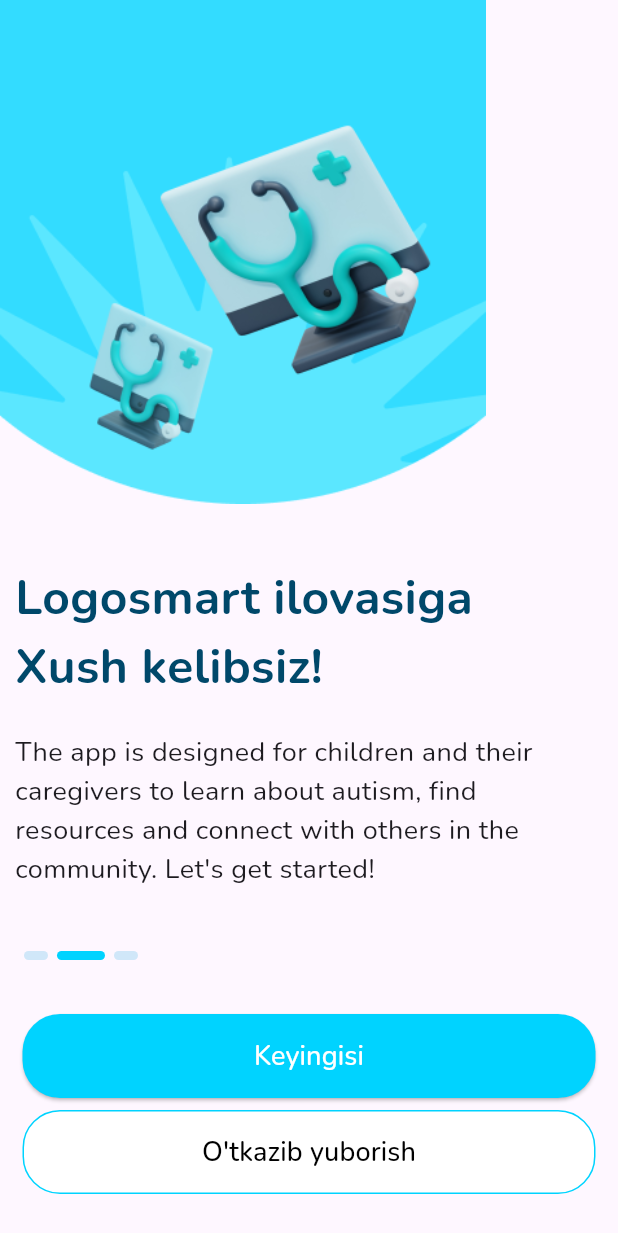
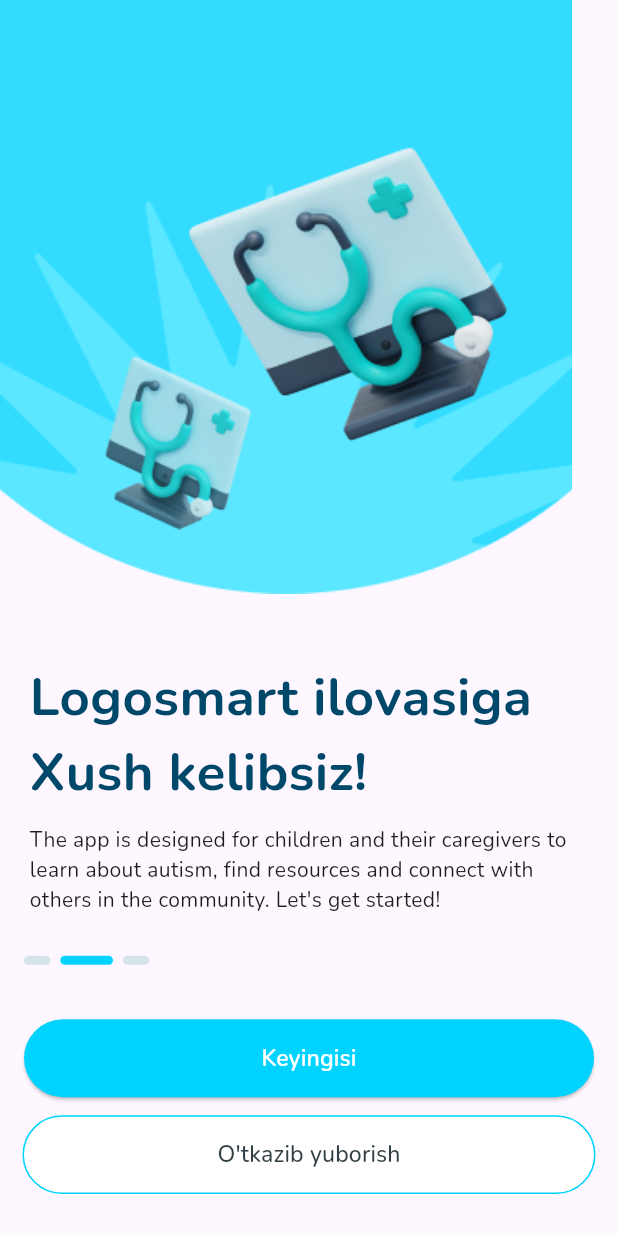
Before and after one commit to lochinbek0505/logosmart, a Flutter app: the OnboardPage screen opened directly, after a tap on "Keyingisi", on a phone screen of 412 x 824 dp. Shown: the top 1233 px of the screen. Run offline on Flutter 3.47's test engine with Material 3 defaults, Android fonts, the phone set to English and light mode, and no system bars; drawn by our look-alikes of smooth_page_indicator; our stand-ins replace animated_custom_dropdown, camera, dio, flutter_screenutil, flutter_secure_storage, fluttertoast and 6 more; missing offline and left inert: noise_meter, shiny_striped_progress_bar, spine_flutter, ultralytics_yolo, wave_linear_progress_indicator; accounts and stored records are empty.

Commit message:
success_page.dart onboard_1_page.dart onboard_2_page.dart onboard_3_page.dart va splash_screen.dart onboard_page.dart shu page lar tayyorlandi

```diff
--- a/lib/AICameraTestPage.dart
+++ b/lib/AICameraTestPage.dart
@@ -16,13 +16,11 @@
   var sq = ["o'ng", "chap", "o'ng", "chap"];
 
   final String _modelPath = 'assets/models/best_int8_ochtp.tflite';
-  final String _labelsPath = 'assets/models/labels.txt';
 
   List<Detection> _detections = [];
   ui.Size _imageSize = ui.Size.zero;
   double _minConfidence = 0.5;
 
-  // ✅ Qo‘shildi: kamera yo‘nalishi va rebuild key
   CameraLensDirection _lensDirection = CameraLensDirection.front;
   Key _cameraKey = UniqueKey();
 
@@ -68,7 +66,6 @@
             useGpu: true,
             intervalMs: 800,
             onDetections: _onDetections,
-
           ),
 
           CustomPaint(
--- a/lib/ui/pages/auth/otp_verification_page.dart
+++ b/lib/ui/pages/auth/otp_verification_page.dart
@@ -5,6 +5,7 @@
 import 'package:google_fonts/google_fonts.dart';
 import 'package:logosmart/ui/pages/auth/providera/auth_provider.dart';
 import 'package:logosmart/ui/pages/auth/reset_password_page.dart';
+import 'package:logosmart/ui/pages/auth/success_page.dart' show SuccessPage;
 import 'package:logosmart/ui/pages/auth/widgets/otp_input_field.dart';
 import 'package:logosmart/ui/pages/main/HomePage.dart';
 import 'package:logosmart/ui/theme/app_colors.dart';
@@ -178,7 +179,7 @@
                                   Navigator.pushAndRemoveUntil(
                                     context,
                                     MaterialPageRoute(
-                                      builder: (builder) => const HomePage(),
+                                      builder: (builder) => const SuccessPage(),
                                     ),
                                     (Route<dynamic> route) => false,
                                   );
@@ -213,7 +214,7 @@
                                   Navigator.pushAndRemoveUntil(
                                     context,
                                     MaterialPageRoute(
-                                      builder: (builder) => const HomePage(),
+                                      builder: (builder) => const SuccessPage(),
                                     ),
                                     (Route<dynamic> route) =>
                                         false, // false qaytsa, barcha eski sahifalar tozalanadi
--- a/lib/ui/pages/start/Onboard1Page.dart
+++ b/lib/ui/pages/start/onboard_1_page.dart
@@ -1,4 +1,6 @@
 import 'package:flutter/material.dart';
+import 'package:flutter_screenutil/flutter_screenutil.dart';
+import 'package:google_fonts/google_fonts.dart';
 import 'package:logosmart/ui/theme/app_colors.dart';
 
 class Onboard1Page extends StatefulWidget {
@@ -16,33 +18,33 @@
         mainAxisAlignment: MainAxisAlignment.start,
         crossAxisAlignment: CrossAxisAlignment.start,
         children: [
-          Expanded(
-            child: Image.asset(
-              "assets/images/onboard1.png",
-              fit: BoxFit.cover,
-              alignment: Alignment.center,
-            ),
+          Image.asset(
+            "assets/images/onboard1.png",
+            fit: BoxFit.cover,
+            height: 390.h,
+            alignment: Alignment.center,
           ),
-          SizedBox(height: 30),
+          SizedBox(height: 33.h),
           Padding(
-            padding: const EdgeInsets.symmetric(horizontal: 10.0, vertical: 10),
+            padding:  EdgeInsets.symmetric(horizontal: 18.0.w, vertical: 10.h),
             child: Text(
               "Logosmart ilovasiga \nXush kelibsiz!",
-              style: TextStyle(
-                fontSize: 32,
+              style: GoogleFonts.nunito(
+                fontSize: 32.sp,
                 fontWeight: FontWeight.bold,
                 color: AppColors.sky_blue_900,
               ),
             ),
           ),
           Padding(
-            padding: const EdgeInsets.symmetric(horizontal: 10.0, vertical: 10),
+            padding:  EdgeInsets.symmetric(horizontal: 18.0.w),
             child: Text(
               "The app is designed for children and their caregivers to learn about autism, find resources and connect with others in the community. Let's get started!",
-              style: TextStyle(fontSize: 18),
+              style: GoogleFonts.nunito(
+                  fontSize: 14.sp),
             ),
           ),
-          SizedBox(height: 20,)
+          SizedBox(height: 34.h,)
         ],
       ),
     );
--- a/lib/ui/pages/start/Onboard2Page.dart
+++ b/lib/ui/pages/start/onboard_2_page.dart
@@ -1,4 +1,6 @@
 import 'package:flutter/material.dart';
+import 'package:flutter_screenutil/flutter_screenutil.dart';
+import 'package:google_fonts/google_fonts.dart';
 import 'package:logosmart/ui/theme/app_colors.dart';
 
 class Onboard2Page extends StatefulWidget {
@@ -16,33 +18,34 @@
         mainAxisAlignment: MainAxisAlignment.start,
         crossAxisAlignment: CrossAxisAlignment.start,
         children: [
-          Expanded(
-            child: Image.asset(
-              "assets/images/onboard2.png",
-              fit: BoxFit.cover,
-              alignment: Alignment.center,
-            ),
+          Image.asset(
+            "assets/images/onboard2.png",
+            fit: BoxFit.cover,
+            height: 390.h,
+
+            alignment: Alignment.center,
           ),
-          SizedBox(height: 30),
+          SizedBox(height: 33.h),
           Padding(
-            padding: const EdgeInsets.symmetric(horizontal: 10.0, vertical: 10),
+            padding:  EdgeInsets.symmetric(horizontal: 18.0.w, vertical: 10.h),
             child: Text(
               "Logosmart ilovasiga \nXush kelibsiz!",
-              style: TextStyle(
-                fontSize: 32,
+              style: GoogleFonts.nunito(
+                fontSize: 32.sp,
                 fontWeight: FontWeight.bold,
                 color: AppColors.sky_blue_900,
               ),
             ),
           ),
           Padding(
-            padding: const EdgeInsets.symmetric(horizontal: 10.0, vertical: 10),
+            padding:  EdgeInsets.symmetric(horizontal: 18.0.w),
             child: Text(
               "The app is designed for children and their caregivers to learn about autism, find resources and connect with others in the community. Let's get started!",
-              style: TextStyle(fontSize: 18),
+              style: GoogleFonts.nunito(
+                  fontSize: 14),
             ),
           ),
-          SizedBox(height: 20,)
+          SizedBox(height: 34,)
         ],
       ),
     );
--- a/lib/ui/pages/start/Onboard3Page.dart
+++ b/lib/ui/pages/start/onboard_3_page.dart
@@ -1,4 +1,6 @@
 import 'package:flutter/material.dart';
+import 'package:flutter_screenutil/flutter_screenutil.dart';
+import 'package:google_fonts/google_fonts.dart';
 import 'package:logosmart/ui/theme/app_colors.dart';
 
 class Onboard3Page extends StatelessWidget {
@@ -15,29 +17,31 @@
             child: Image.asset(
               "assets/images/onboard3.png",
               fit: BoxFit.cover,
+              height: 390.h,
               alignment: Alignment.center,
             ),
           ),
-          SizedBox(height: 30),
+          SizedBox(height: 33.h),
           Padding(
-            padding: const EdgeInsets.symmetric(horizontal: 10.0, vertical: 10),
+            padding:  EdgeInsets.symmetric(horizontal: 18.0.w, vertical: 10.h),
             child: Text(
               "Logosmart ilovasiga \nXush kelibsiz!",
-              style: TextStyle(
-                fontSize: 32,
+              style: GoogleFonts.nunito(
+                fontSize: 32.sp,
                 fontWeight: FontWeight.bold,
                 color: AppColors.sky_blue_900,
               ),
             ),
           ),
           Padding(
-            padding: const EdgeInsets.symmetric(horizontal: 10.0, vertical: 10),
+            padding:  EdgeInsets.symmetric(horizontal: 18.0.w),
             child: Text(
               "The app is designed for children and their caregivers to learn about autism, find resources and connect with others in the community. Let's get started!",
-              style: TextStyle(fontSize: 18),
+              style: GoogleFonts.nunito(
+                  fontSize: 14.sp),
             ),
           ),
-          SizedBox(height: 20,)
+          SizedBox(height: 34.h,)
         ],
       ),
     );
--- a/lib/ui/pages/start/OnboardPage.dart
+++ b/lib/ui/pages/start/onboard_page.dart
@@ -1,11 +1,13 @@
 import 'package:flutter/material.dart';
+import 'package:flutter_screenutil/flutter_screenutil.dart';
+import 'package:google_fonts/google_fonts.dart';
 import 'package:logosmart/ui/pages/main/HomePage.dart';
-import 'package:logosmart/ui/pages/start/Onboard2Page.dart';
-import 'package:logosmart/ui/pages/start/Onboard3Page.dart';
+import 'package:logosmart/ui/pages/start/onboard_2_page.dart';
+import 'package:logosmart/ui/pages/start/onboard_3_page.dart';
 import 'package:logosmart/ui/theme/app_colors.dart';
 import 'package:smooth_page_indicator/smooth_page_indicator.dart';
 
-import 'Onboard1Page.dart';
+import 'onboard_1_page.dart';
 
 class OnboardPage extends StatefulWidget {
   const OnboardPage({super.key});
@@ -73,46 +75,45 @@
             child: SmoothPageIndicator(
               controller: _controller,
               count: _items.length,
-              effect: const ExpandingDotsEffect(
-                dotHeight: 6,
-                dotWidth: 16,
-                spacing: 6,
+              effect:  ExpandingDotsEffect(
+                dotHeight: 6.h,
+                dotWidth: 16.w,
+                spacing: 6.w,
                 expansionFactor: 2,
-                radius: 8,
+                radius: 8.r,
                 activeDotColor: AppColors.main_blue_500,
-                dotColor: Color(0x3318A6DF), // yengil ko‘k shaffof
+                dotColor: AppColors.light_blue_600, // yengil ko‘k shaffof
               ),
             ),
           ),
 
-          const SizedBox(height: 20),
+          SizedBox(height: 20.h),
 
           // Asosiy tugma (Keyingisi / Boshlash)
           SizedBox(
             width: size.width,
             child: Padding(
-              padding: const EdgeInsets.symmetric(
+              padding:  EdgeInsets.symmetric(
                 vertical: 8.0,
-                horizontal: 15,
+                horizontal: 16,
               ),
               child: ElevatedButton(
                 style: ElevatedButton.styleFrom(
                   backgroundColor: AppColors.main_blue_500,
                   padding: const EdgeInsets.symmetric(vertical: 15),
                   shape: RoundedRectangleBorder(
-                    borderRadius: BorderRadius.circular(25),
+                    borderRadius: BorderRadius.circular(36.r),
                   ),
                 ),
                 onPressed: _next,
                 child: Text(
                   isLast ? "Boshlash" : "Keyingisi",
-                  style: const TextStyle(color: Colors.white, fontSize: 18),
+                  style: GoogleFonts.nunito(color: AppColors.white, fontSize: 14.sp,fontWeight: FontWeight.w600),
                 ),
               ),
             ),
           ),
-
-          // O‘tkazib yuborish
+          SizedBox(height: 4.h,),
           SizedBox(
             width: size.width,
             child: Padding(
@@ -121,16 +122,16 @@
                 style: OutlinedButton.styleFrom(
                   backgroundColor: Colors.white,
                   side: const BorderSide(color: AppColors.main_blue_500),
-                  padding: const EdgeInsets.symmetric(vertical: 15),
+                  padding:  EdgeInsets.symmetric(vertical: 15.h),
                   shape: RoundedRectangleBorder(
-                    borderRadius: BorderRadius.circular(25),
+                    borderRadius: BorderRadius.circular(36.r),
                   ),
                   foregroundColor: const Color(0xFF0C5B7B),
                 ),
                 onPressed: _skip,
-                child: const Text(
+                child:  Text(
                   "O'tkazib yuborish",
-                  style: TextStyle(color: Colors.black, fontSize: 18),
+                  style: GoogleFonts.nunito(color:AppColors.grey_900, fontSize: 14.sp),
                 ),
               ),
             ),
```
Also changed, not shown: lib/core/network/api_service.dart (+2 -5 lines), lib/main.dart (+5 -4 lines), lib/ui/pages/auth/success_page.dart (added, +129 -0 lines), lib/ui/pages/start/SplashScreen.dart (deleted, +0 -73 lines), lib/ui/pages/start/splash_screen.dart (added, +98 -0 lines), assets/backround/splash_background.png (added), assets/images/splash_logo.png (added), assets/images/success_person.png (added), 1 other file. Lines whose indentation alone changed are shown as unchanged.
